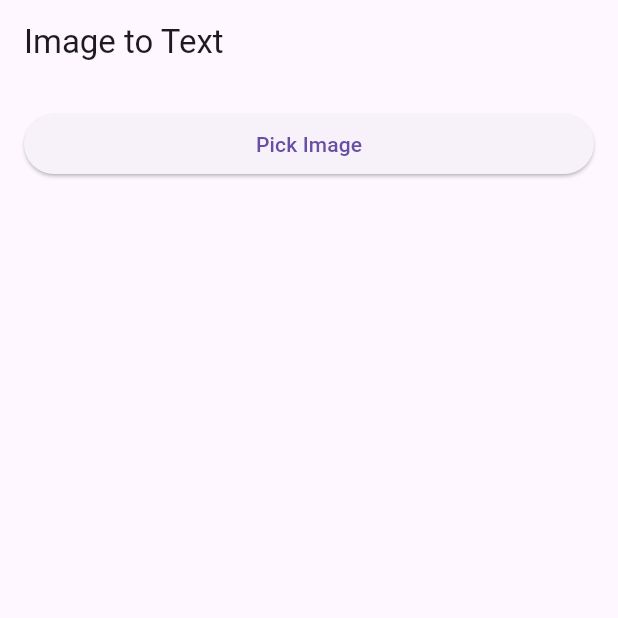
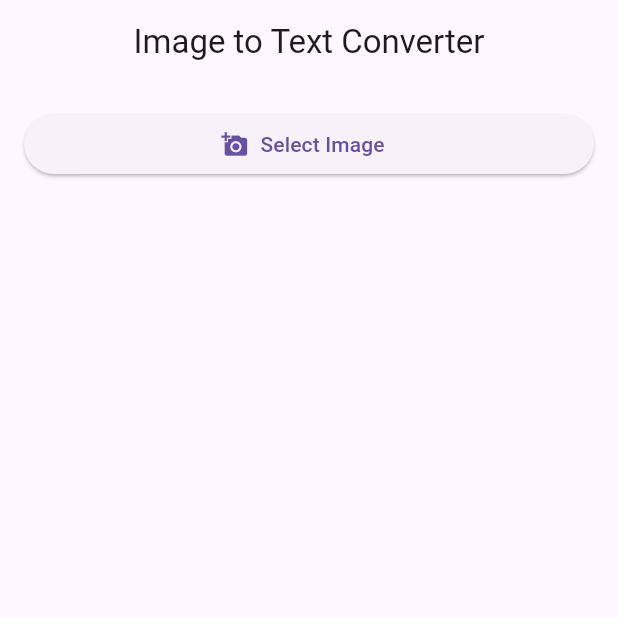
Before and after one commit to santoshvandari/Image2Text, a Flutter app: the screen it shows after launch, on a phone screen of 412 x 824 dp, the top half of it. Run offline on Flutter 3.47's test engine with Material 3 defaults, Android fonts, the phone set to English and light mode, and no system bars; our stand-ins replace google_generative_ai, image_picker.

Commit message:
Updating the UI

```diff
--- a/lib/main.dart
+++ b/lib/main.dart
@@ -1,5 +1,5 @@
 import 'package:flutter/material.dart';
-import 'package:img2txt/screens/image_text_screen.dart';
+import 'package:img2txt/screens/home_screen.dart';
 
 void main() {
   runApp(const MyApp());
@@ -15,7 +15,7 @@ class MyApp extends StatelessWidget {
       theme: ThemeData(
         primarySwatch: Colors.blue,
       ),
-      home: ImageToTextScreen(),
+      home: HomeScreen(),
     );
   }
 }
--- a/lib/screens/home_screen.dart
+++ b/lib/screens/home_screen.dart
@@ -0,0 +1,87 @@
+import 'package:flutter/material.dart';
+import 'package:image_picker/image_picker.dart';
+import 'dart:io';
+import 'package:img2txt/services/gemini_service.dart';
+import 'package:img2txt/widgets/image_picker_sheet.dart';
+import 'result_screen.dart';
+
+class HomeScreen extends StatefulWidget {
+  @override
+  _HomeScreenState createState() => _HomeScreenState();
+}
+
+class _HomeScreenState extends State<HomeScreen> {
+  File? _image;
+  bool _isLoading = false;
+  final GeminiService _geminiService =
+      GeminiService(apiKey: 'AIzaSyAspL2br8MSbkm-TcOGM3Mz5YBVVQolX2o');
+
+  Future<void> _pickImage(ImageSource source) async {
+    final ImagePicker picker = ImagePicker();
+    final XFile? image = await picker.pickImage(source: source);
+
+    if (image != null) {
+      setState(() {
+        _image = File(image.path);
+      });
+      await _processImage();
+    }
+  }
+
+  Future<void> _processImage() async {
+    if (_image == null) return;
+
+    setState(() {
+      _isLoading = true;
+    });
+
+    try {
+      final text = await _geminiService.getTextFromImage(_image!);
+      Navigator.push(
+        context,
+        MaterialPageRoute(
+          builder: (context) => ResultScreen(
+            extractedText: text,
+            image: _image!,
+          ),
+        ),
+      );
+    } catch (e) {
+      ScaffoldMessenger.of(context).showSnackBar(
+        SnackBar(
+          content: Text('Error: $e'),
+          backgroundColor: Colors.red,
+        ),
+      );
+    } finally {
+      setState(() {
+        _isLoading = false;
+      });
+    }
+  }
+
+  @override
+  Widget build(BuildContext context) {
+    return Scaffold(
+      appBar: AppBar(
+        title: Text('Image to Text Converter'),
+        centerTitle: true,
+      ),
+      body: Padding(
+        padding: const EdgeInsets.all(16.0),
+        child: Column(
+          crossAxisAlignment: CrossAxisAlignment.stretch,
+          children: [
+            ElevatedButton.icon(
+              onPressed: () => showImagePickerSheet(context, _pickImage),
+              icon: Icon(Icons.add_a_photo),
+              label: Text('Select Image'),
+            ),
+            SizedBox(height: 16),
+            if (_isLoading) Center(child: CircularProgressIndicator()),
+          ],
+        ),
+      ),
+    );
+  }
+}
--- a/lib/screens/image_text_screen.dart
+++ /dev/null
@@ -1,104 +0,0 @@
-import 'package:flutter/material.dart';
-import 'package:image_picker/image_picker.dart';
-import 'dart:io';
-import 'package:img2txt/services/gemini_service.dart';
-
-class ImageToTextScreen extends StatefulWidget {
-  @override
-  _ImageToTextScreenState createState() => _ImageToTextScreenState();
-}
-
-class _ImageToTextScreenState extends State<ImageToTextScreen> {
-  File? _image;
-  String _extractedText = '';
-  bool _isLoading = false;
-  final GeminiService _geminiService = GeminiService(
-    apiKey:
-        'AIzaSyAspL2br8MSbkm-TcOGM3Mz5YBVVQolX2o', // Replace with your actual API key
-  );
-
-  Future<void> _pickImage() async {
-    final ImagePicker picker = ImagePicker();
-    final XFile? image = await picker.pickImage(source: ImageSource.gallery);
-
-    if (image != null) {
-      setState(() {
-        _image = File(image.path);
-        _extractedText = '';
-      });
-      _processImage();
-    }
-  }
-
-  Future<void> _processImage() async {
-    if (_image == null) return;
-
-    setState(() {
-      _isLoading = true;
-    });
-
-    try {
-      final text = await _geminiService.getTextFromImage(_image!);
-      setState(() {
-        _extractedText = text;
-      });
-    } catch (e) {
-      ScaffoldMessenger.of(context).showSnackBar(
-        SnackBar(content: Text('Error: $e')),
-      );
-    } finally {
-      setState(() {
-        _isLoading = false;
-      });
-    }
-  }
-
-  @override
-  Widget build(BuildContext context) {
-    return Scaffold(
-      appBar: AppBar(
-        title: Text('Image to Text'),
-      ),
-      body: SingleChildScrollView(
-        padding: EdgeInsets.all(16),
-        child: Column(
-          crossAxisAlignment: CrossAxisAlignment.stretch,
-          children: [
-            ElevatedButton(
-              onPressed: _pickImage,
-              child: Text('Pick Image'),
-            ),
-            SizedBox(height: 16),
-            if (_image != null) ...[
-              Image.file(
-                _image!,
-                height: 200,
-                fit: BoxFit.cover,
-              ),
-              SizedBox(height: 16),
-            ],
-            if (_isLoading) Center(child: CircularProgressIndicator()),
-            if (_extractedText.isNotEmpty) ...[
-              Text(
-                'Extracted Text:',
-                style: TextStyle(
-                  fontSize: 18,
-                  fontWeight: FontWeight.bold,
-                ),
-              ),
-              SizedBox(height: 8),
-              Container(
-                padding: EdgeInsets.all(12),
-                decoration: BoxDecoration(
-                  border: Border.all(color: Colors.grey),
-                  borderRadius: BorderRadius.circular(8),
-                ),
-                child: Text(_extractedText),
-              ),
-            ],
-          ],
-        ),
-      ),
-    );
-  }
-}
--- a/lib/services/gemini_service.dart
+++ b/lib/services/gemini_service.dart
@@ -1,4 +1,3 @@
-import 'package:flutter/material.dart';
 import 'package:google_generative_ai/google_generative_ai.dart';
 import 'dart:io';
 
@@ -25,15 +24,10 @@ class GeminiService {
       final prompt =
           TextPart('Extract all text from this image and return it.');
 
-      debugPrint(
-          'Generating content=======================================================');
-
       // Generate content
       final response = await model.generateContent([
         Content.multi([prompt, imagePart])
       ]);
-
-      debugPrint(response.text ?? 'No text found in the image');
 
       return response.text ?? 'No text found in the image';
     } catch (e) {
```
Also changed, not shown: lib/screens/result_screen.dart (added, +98 -0 lines), lib/widgets/image_picker_sheet.dart (added, +32 -0 lines), 1 other file.
